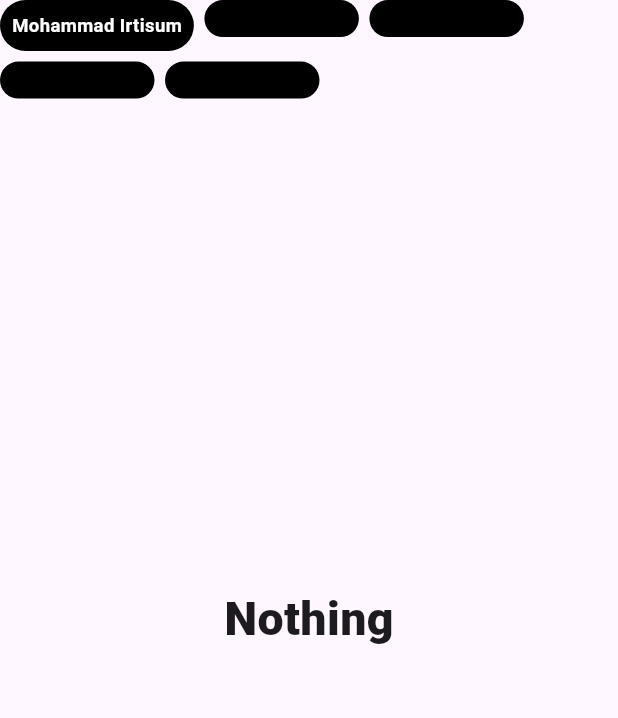
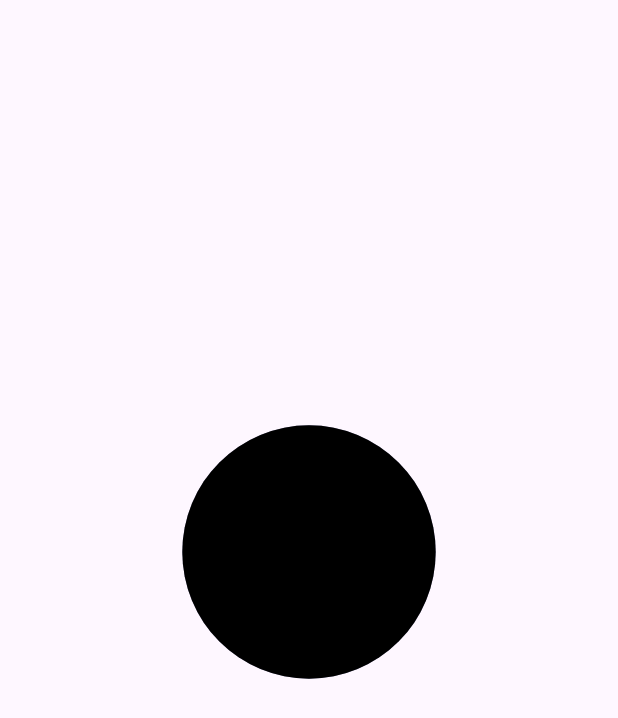
Before and after one commit to MohammadIrtisum/wrap_future_delayed_timer, a Flutter app: the first screen one second after launch, on a phone screen of 412 x 824 dp. Shown: the top 718 px of the screen. Run offline on Flutter 3.47's test engine with Material 3 defaults, Android fonts, the light colour scheme and no system bars.

Commit message:
Add logo Animated

```diff
--- /dev/null
+++ b/lib/logo.dart
@@ -0,0 +1,104 @@
+import 'dart:async';
+
+import 'package:flutter/material.dart';
+
+class logo extends StatefulWidget {
+  const logo({super.key});
+
+  @override
+  State<logo> createState() => _logoState();
+}
+
+class _logoState extends State<logo> {
+  bool shouldAnimate = false,shouldShowText = false;
+  bool shouldAnimate2 = false;
+  Timer timer = Timer(Duration.zero, (){});
+  Future<void>x() async{
+    timer = Timer(const Duration(seconds: 3), (){
+      setState(() {
+        shouldAnimate  = true;
+
+      });
+    });
+  }
+  Future<void>y() async{
+    timer =Timer(const Duration(seconds: 6),(){
+      setState(() {
+           shouldAnimate2= true;
+           shouldShowText= true;
+      });
+    });
+  }
+  @override
+  void initState() {
+    // TODO: implement initState
+    super.initState();
+    x();
+    y();
+  }
+  @override
+  Widget build(BuildContext context) {
+    var size = MediaQuery.of(context).size;
+    return Scaffold(
+      body: SafeArea(
+        child: SizedBox(
+          width: size.width,
+          height: size.height,
+          child: Column(
+            crossAxisAlignment: CrossAxisAlignment.center,
+            mainAxisAlignment: MainAxisAlignment.center,
+            children: [
+              SizedBox(
+                height: size.width * .55,
+                width: size.width *.55,
+                child: Stack(
+                  alignment: Alignment.center,
+                  children: [
+                    AnimatedContainer(
+                      duration: const Duration(milliseconds: 555),
+                      curve: Curves.decelerate,
+                      width:shouldAnimate2? size.width*.55:size.width*.41,
+                      height:shouldAnimate2? size.width*.55:size.width*.41,
+                      decoration: BoxDecoration(
+                        color: Colors.grey,
+                        borderRadius: BorderRadius.circular(1000),
+                      ),
+                    ),
+                    AnimatedContainer(
+                      duration: const Duration(milliseconds: 555),
+                      curve: Curves.decelerate,
+                      width:shouldAnimate? size.width*.48:size.width*.41,
+                      height:shouldAnimate? size.width*.48:size.width*.41,
+                      decoration: BoxDecoration(
+                        color: Color(0xff2C2B2BFF),
+                        borderRadius: BorderRadius.circular(1000),
+                      ),
+                    ),
+                    AnimatedContainer(
+                      duration: const Duration(milliseconds: 555),
+                      curve: Curves.decelerate,
+                      width: size.width*.41,
+                      height: size.width*.41,
+                      decoration: BoxDecoration(
+                        color: Colors.black,
+                        borderRadius: BorderRadius.circular(1000),
+                      ),
+                    ),
+                  ],
+                ),
+              ),
+              AnimatedOpacity(opacity: shouldShowText?1:0, duration: const Duration(milliseconds: 999),
+              child: Text("\nRIPPLES",
+              style: TextStyle(
+                fontWeight: FontWeight.w900,
+                fontSize: 31,
+              ),
+              ),
+              )
+            ],
+          ),
+        ),
+      ),
+    );
+  }
+}
--- a/lib/main.dart
+++ b/lib/main.dart
@@ -1,5 +1,6 @@
 import 'package:flutter/material.dart';
 import 'package:wrap_future_delayed_timer/async_page.dart';
+import 'package:wrap_future_delayed_timer/logo.dart';
 import 'package:wrap_future_delayed_timer/timer.dart';
 import 'package:wrap_future_delayed_timer/wrap.dart';
 
@@ -36,7 +37,7 @@ class MyApp extends StatelessWidget {
 
       ),
       debugShowCheckedModeBanner: false,
-      home: timer(),
+      home: logo(),
     );
   }
 }
--- a/lib/timer.dart
+++ b/lib/timer.dart
@@ -1,6 +1,8 @@
 import 'dart:async';
 
 import 'package:flutter/material.dart';
+
+//timer is best option becaues this ues dispose
 
 class timer extends StatefulWidget {
   const timer({super.key});
@@ -18,6 +20,12 @@ class _timerState extends State<timer> {
         flag = true;
       });
     });
+  }
+  @override
+  void dispose() {
+    // TODO: implement dispose
+    super.dispose();
+    timer.cancel();
   }
   @override
   void initState() {
```
